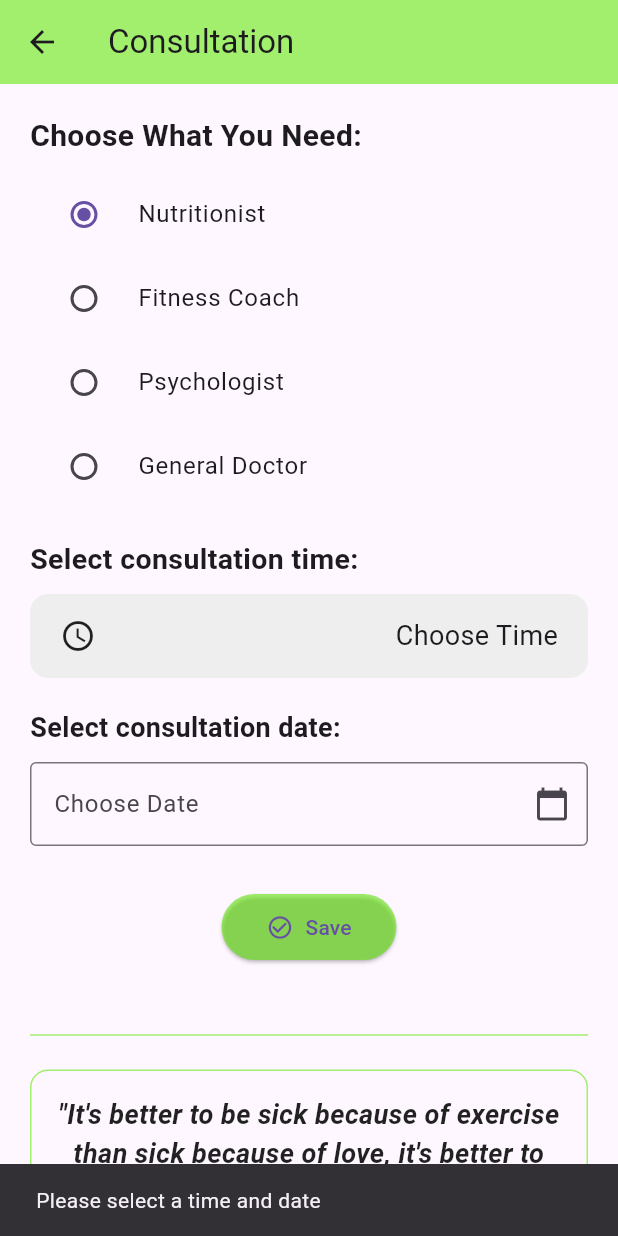
After one commit to MSyahrul-tech/fitplus, a Flutter app: the ConsultationPage screen opened directly, after a tap on "Save", on a phone screen of 412 x 824 dp. The commit adds this screen. Run offline on Flutter 3.47's test engine with Material 3 defaults, Android fonts, the light colour scheme and no system bars.

Commit message:
Membuat halaman consultasion screen

```diff
--- /dev/null
+++ b/lib/screen/consultasion_page.dart
@@ -0,0 +1,199 @@
+  import 'package:flutter/material.dart';
+import 'package:intl/intl.dart';
+
+class ConsultationPage extends StatefulWidget {
+  const ConsultationPage({super.key});
+
+  @override
+  State<ConsultationPage> createState() => _ConsultationPageState();
+}
+
+class _ConsultationPageState extends State<ConsultationPage> {
+  String _selectedSpecialist = 'Nutritionist';
+  TimeOfDay? _selectedTime;
+  DateTime? _selectedDate;
+  final TextEditingController _dateController = TextEditingController();
+
+  Future<void> _selectTime(BuildContext context) async {
+    final TimeOfDay now = TimeOfDay.now();
+    final TimeOfDay? picked = await showTimePicker(
+      context: context,
+      initialTime: now,
+    );
+
+    if (picked != null && picked != _selectedTime) {
+      setState(() {
+        _selectedTime = picked;
+      });
+    }
+  }
+
+  String _getScheduledDateTime(TimeOfDay selectedTime, DateTime selectedDate) {
+    DateTime scheduled = DateTime(
+      selectedDate.year,
+      selectedDate.month,
+      selectedDate.day,
+      selectedTime.hour,
+      selectedTime.minute,
+    );
+
+    final dayName = DateFormat('EEEE').format(scheduled);
+    final dateFormatted = DateFormat('dd-MM-yyyy').format(scheduled);
+    final timeFormatted = DateFormat('HH:mm').format(scheduled);
+
+    return '$dayName, $dateFormatted at $timeFormatted';
+  }
+
+  @override
+  Widget build(BuildContext context) {
+    return Scaffold(
+      appBar: AppBar(
+        title: const Text("Consultation"),
+        backgroundColor: const Color.fromARGB(146, 94, 233, 1),
+      ),
+      body: SingleChildScrollView(
+        padding: const EdgeInsets.all(20.0),
+        child: Column(
+          crossAxisAlignment: CrossAxisAlignment.start,
+          children: [
+            const Text(
+              "Choose What You Need:",
+              style: TextStyle(fontSize: 20, fontWeight: FontWeight.bold),
+            ),
+            const SizedBox(height: 10),
+            Column(
+              children: ['Nutritionist', 'Fitness Coach', 'Psychologist', 'General Doctor']
+                  .map((specialist) => RadioListTile<String>(
+                        title: Text(specialist),
+                        value: specialist,
+                        groupValue: _selectedSpecialist,
+                        onChanged: (value) {
+                          setState(() {
+                            _selectedSpecialist = value!;
+                          });
+                        },
+                      ))
+                  .toList(),
+            ),
+            const SizedBox(height: 20),
+            const Text(
+              "Select consultation time:",
+              style: TextStyle(fontSize: 19, fontWeight: FontWeight.bold),
+            ),
+            const SizedBox(height: 10),
+            GestureDetector(
+              onTap: () => _selectTime(context),
+              child: Container(
+                padding: const EdgeInsets.symmetric(vertical: 15, horizontal: 20),
+                decoration: BoxDecoration(
+                  color: Colors.grey[200],
+                  borderRadius: BorderRadius.circular(12),
+                ),
+                child: Row(
+                  mainAxisAlignment: MainAxisAlignment.spaceBetween,
+                  children: [
+                    const Icon(Icons.access_time),
+                    Text(
+                      _selectedTime != null ? _selectedTime!.format(context) : 'Choose Time',
+                      style: const TextStyle(fontSize: 18),
+                    ),
+                  ],
+                ),
+              ),
+            ),
+            const SizedBox(height: 20),
+            const Text(
+              "Select consultation date:",
+              style: TextStyle(fontSize: 18, fontWeight: FontWeight.bold),
+            ),
+            const SizedBox(height: 10),
+            TextFormField(
+              controller: _dateController,
+              decoration: const InputDecoration(
+                labelText: "Choose Date",
+                border: OutlineInputBorder(),
+                suffixIcon: Icon(Icons.calendar_today),
+              ),
+              readOnly: true,
+              onTap: () async {
+                DateTime now = DateTime.now();
+                final DateTime? pickedDate = await showDatePicker(
+                  context: context,
+                  initialDate: now,
+                  firstDate: now,
+                  lastDate: DateTime(now.year + 3),
+                );
+
+                if (pickedDate != null) {
+                  setState(() {
+                    _selectedDate = pickedDate;
+                    _dateController.text =
+                        DateFormat('dd-MM-yyyy').format(pickedDate);
+                  });
+                }
+              },
+            ),
+            const SizedBox(height: 30),
+            Center(
+              child: ElevatedButton.icon(
+                icon: const Icon(Icons.check_circle_outline),
+                label: const Text("Save"),
+                style: ElevatedButton.styleFrom(
+                  backgroundColor: const Color.fromARGB(146, 94, 233, 1),
+                  padding:
+                      const EdgeInsets.symmetric(horizontal: 30, vertical: 12),
+                ),
+                onPressed: () {
+                  if (_selectedTime == null || _selectedDate == null) {
+                    ScaffoldMessenger.of(context).showSnackBar(
+                      const SnackBar(
+                          content: Text("Please select a time and date")),
+                    );
+                    return;
+                  }
+
+                  final schedule =
+                      _getScheduledDateTime(_selectedTime!, _selectedDate!);
+
+                  ScaffoldMessenger.of(context).showSnackBar(
+                    SnackBar(
+                      content: Text(
+                        "Specialist: $_selectedSpecialist\nScheduled: $schedule",
+                      ),
+                    ),
+                  );
+                },
+              ),
+            ),
+            const SizedBox(height: 40),
+            const Divider(
+              thickness: 1,
+              color: Color.fromARGB(146, 94, 233, 1),
+            ),
+            const SizedBox(height: 15),
+            Container(
+              padding: const EdgeInsets.all(16),
+              decoration: BoxDecoration(
+                borderRadius: BorderRadius.circular(12),
+                border:
+                    Border.all(color: const Color.fromARGB(146, 94, 233, 1)),
+              ),
+              child: const Text(
+                '"It\'s better to be sick because of exercise than sick because of love, '
+                'it\'s better to choose DOMS in the body than DOMS in the heart."',
+                style: TextStyle(
+                  fontSize: 18,
+                  fontWeight: FontWeight.bold,
+                  fontStyle: FontStyle.italic,
+                  color: Colors.black87,
+                ),
+                textAlign: TextAlign.center,
+              ),
+            ),
+            const SizedBox(height: 40),
+          ],
+        ),
+      ),
+    );
+  }
+}
--- a/lib/screen/home_screen.dart
+++ b/lib/screen/home_screen.dart
@@ -1,6 +1,6 @@
 import 'package:flutter/material.dart';
 // import 'package:fitplus/Authentication/login_screen.dart';
-// import 'consultasion_page.dart';
+ import 'consultasion_page.dart';
 // import 'healty_food_page.dart';
 // import 'reminder_sleep_page.dart';
 // import 'Sport_Page.dart';
--- a/pubspec.yaml
+++ b/pubspec.yaml
@@ -1,6 +1,6 @@
 name: fitplus
 description: "A new Flutter project."
-publish_to: 'none'
+publish_to: "none"
 version: 0.1.0
 
 environment:
@@ -9,6 +9,8 @@ environment:
 dependencies:
   flutter:
     sdk: flutter
+  intl: ^0.20.2
+  carousel_slider: ^5.1.1
 
 dev_dependencies:
   flutter_test:
@@ -17,3 +19,5 @@ dev_dependencies:
 
 flutter:
   uses-material-design: true
+  ##assets:
+    ##- assets/images/
```
Also changed, not shown: pubspec.lock.
